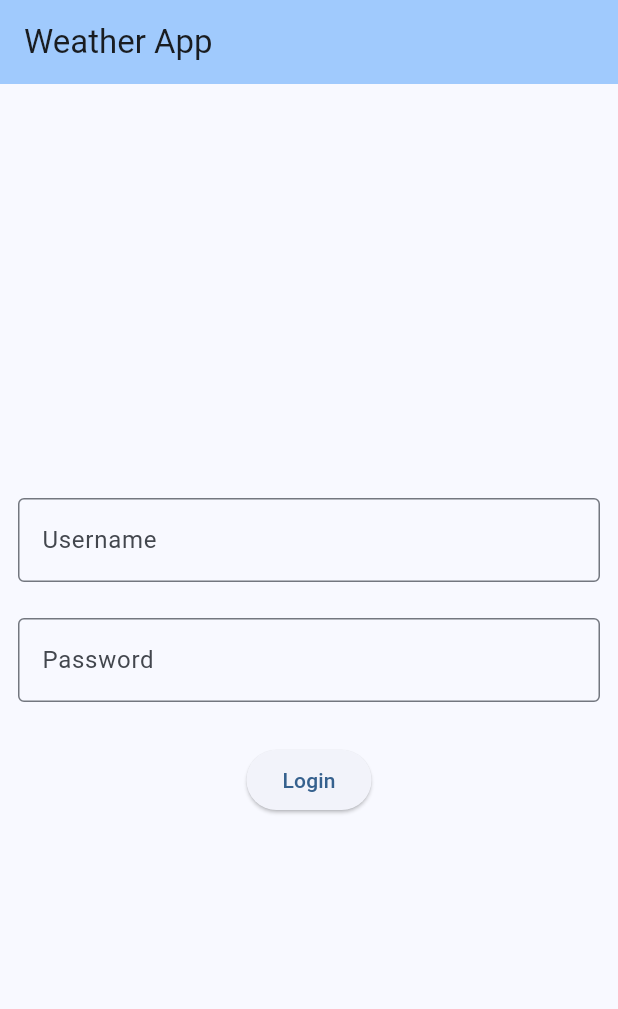
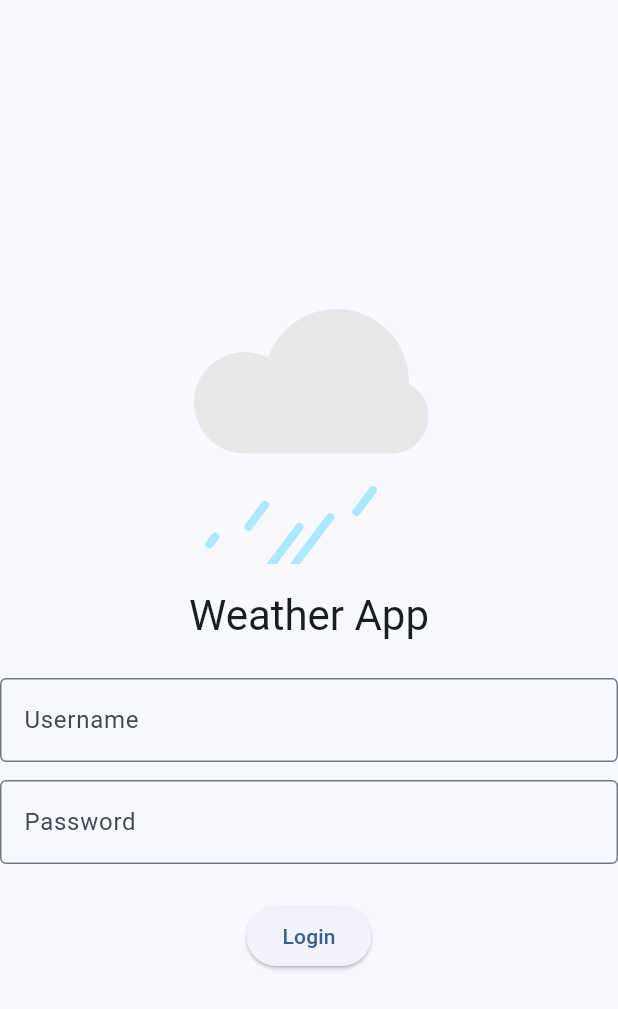
Before and after one commit to ana-grassmann/weather_app, a Flutter app: the screen it shows after launch, on a phone screen of 412 x 824 dp. Shown: the top 1009 px of the screen. Run offline on Flutter 3.47's test engine with Material 3 defaults, Android fonts, the phone set to English and light mode, and no system bars; our stand-ins replace geocoding, geolocator, lottie, material_symbols_icons.

Commit message:
Fixed packages that dont support web, improved ui and layout for different screen sizes, refactored the forecast list, and improved the layout page.

```diff
--- a/lib/components/icon_with_info.dart
+++ b/lib/components/icon_with_info.dart
@@ -12,6 +12,7 @@ class IconWithInfo extends StatelessWidget {
       child: Column(
         children: [
           icon,
+          const SizedBox(height: 4),
           Text(
             info,
             style: TextStyle(fontWeight: FontWeight.bold, fontSize: 16),
--- a/lib/models/forecast_model.dart
+++ b/lib/models/forecast_model.dart
@@ -11,11 +11,16 @@ class Forecast {
     required this.maxTemp,
   });
 
-  factory Forecast.fromJson(Map<String, dynamic> jsonResponse, int timezoneOffset) {
+  //factory method to create a Forecast instance from JSON data returned by the API
+  factory Forecast.fromJson(
+    Map<String, dynamic> jsonResponse,
+    int timezoneOffset,
+  ) {
     //check https://openweathermap.org/forecast16
     return Forecast(
       dateTime: DateTime.fromMillisecondsSinceEpoch(
-        (jsonResponse['dt'] + timezoneOffset) * 1000, isUtc: true
+        (jsonResponse['dt'] + timezoneOffset) * 1000,
+        isUtc: true,
       ),
       mainCondition: jsonResponse['weather'][0]['main'],
       minTemp: jsonResponse['temp']['min'],
--- a/lib/models/weather_model.dart
+++ b/lib/models/weather_model.dart
@@ -23,11 +23,14 @@ class Weather {
     required this.forecast,
   });
 
+  //factory method to create a Weather instance from JSON data returned by the API
   factory Weather.fromJson(Map<String, dynamic> jsonResponse) {
     //check https://openweathermap.org/api/one-call-3
     List<Forecast> forecasts = List.empty(growable: true);
     for (final forecast in jsonResponse['daily']) {
-      forecasts.add(Forecast.fromJson(forecast, jsonResponse['timezone_offset']));
+      forecasts.add(
+        Forecast.fromJson(forecast, jsonResponse['timezone_offset']),
+      );
     }
 
     return Weather(
--- a/lib/pages/login.dart
+++ b/lib/pages/login.dart
@@ -1,4 +1,5 @@
 import 'package:flutter/material.dart';
+import 'package:lottie/lottie.dart';
 import 'package:weather_app/pages/home.dart';
 
 class LoginPage extends StatefulWidget {
@@ -10,62 +11,51 @@ class LoginPage extends StatefulWidget {
 
 class _LoginPageState extends State<LoginPage> {
   final _formKey = GlobalKey<FormState>();
-  TextEditingController userController = TextEditingController();
-  TextEditingController passwordController = TextEditingController();
+  final userController = TextEditingController();
+  final passwordController = TextEditingController();
 
   @override
   Widget build(BuildContext context) {
     return Scaffold(
-      appBar: AppBar(
-        backgroundColor: Theme.of(context).colorScheme.inversePrimary,
-        title: Text("Weather App"),
-      ),
-      body: Form(
+      body: Center(
+        child: ConstrainedBox(
+          constraints: const BoxConstraints(maxWidth: 600),
+          child: Form(
             key: _formKey,
-        child: Center(
             child: Column(
               mainAxisAlignment: MainAxisAlignment.center,
-            children: <Widget>[
-              Padding(
-                padding: EdgeInsetsGeometry.all(12),
-                child: TextFormField(
+              children: [
+                // App logo animation
+                Lottie.asset(
+                  'assets/Thunderstorm.json',
+                  width: 200,
+                  height: 200,
+                  fit: BoxFit.fill,
+                ),
+                //Maring and app name
+                const SizedBox(height: 16),
+                Text(
+                  "Weather App",
+                  style: Theme.of(context).textTheme.headlineMedium,
+                ),
+                const SizedBox(height: 24),
+                // Username and password fields
+                _buildTextField(
                   controller: userController,
-                  decoration: const InputDecoration(
-                    border: OutlineInputBorder(),
-                    labelText: "Username",
+                  label: "Username",
+                  obscure: false,
+                  validatorMsg: 'Please enter your username',
                 ),
-                  validator: (value) {
-                    if (value == null || value.isEmpty) {
-                      return 'Please enter your username';
-                    }
-                    return null;
-                  },
+                const SizedBox(height: 12),
+                _buildTextField(
+                  controller: passwordController,
+                  label: "Password",
+                  obscure: true,
+                  validatorMsg: 'Please enter your password',
                 ),
-              ),
-              Padding(
-                padding: EdgeInsetsGeometry.all(12),
-                child: TextFormField(
-                  controller: passwordController,
-                  obscureText: true,
-                  decoration: const InputDecoration(
-                    border: OutlineInputBorder(),
-                    labelText: "Password",
-                  ),
-                  validator: (value) {
-                    if (value == null || value.isEmpty) {
-                      return 'Please enter your password';
-                    }
-                    return null;
-                  },
-                ),
-              ),
-              Padding(
-                padding: const EdgeInsets.symmetric(
-                  horizontal: 8,
-                  vertical: 16.0,
-                ),
-                child: Center(
-                  child: ElevatedButton(
+                //Login button
+                const SizedBox(height: 24),
+                ElevatedButton(
                   onPressed: () {
                     if (_formKey.currentState!.validate()) {
                       Navigator.push(
@@ -79,12 +69,34 @@ class _LoginPageState extends State<LoginPage> {
                   },
                   child: const Text('Login'),
                 ),
+              ],
             ),
-              ),
-            ],
           ),
         ),
       ),
     );
   }
+
+  // Helper method to build text fields
+  Widget _buildTextField({
+    required TextEditingController controller,
+    required String label,
+    required bool obscure,
+    required String validatorMsg,
+  }) {
+    return TextFormField(
+      controller: controller,
+      obscureText: obscure,
+      decoration: InputDecoration(
+        border: const OutlineInputBorder(),
+        labelText: label,
+      ),
+      validator: (value) {
+        if (value == null || value.isEmpty) {
+          return validatorMsg;
         }
+        return null;
+      },
+    );
+  }
+}
--- a/lib/utils/location_util.dart
+++ b/lib/utils/location_util.dart
@@ -1,3 +1,4 @@
+import 'package:flutter/foundation.dart';
 import 'package:geocoding/geocoding.dart';
 import 'package:geolocator/geolocator.dart';
 
@@ -22,6 +23,10 @@ Future<(double, double)> getCurrentLocationCoordinates() async {
 
 //Gets location name from coordinates
 Future<String> getCurrentLocationName(double lat, double lon) async {
+  if (kIsWeb) {
+    //geocoding package does not support web
+    return "";
+  }
   List<Placemark> placemarks = await placemarkFromCoordinates(lat, lon);
 
   return placemarks[0].locality ?? "";
```
Also changed, not shown: lib/components/forecast_list.dart (+100 -39 lines), lib/components/weather_animation.dart (+1 -6 lines), lib/pages/home.dart (+44 -9 lines). Lines whose indentation alone changed are shown as unchanged.
